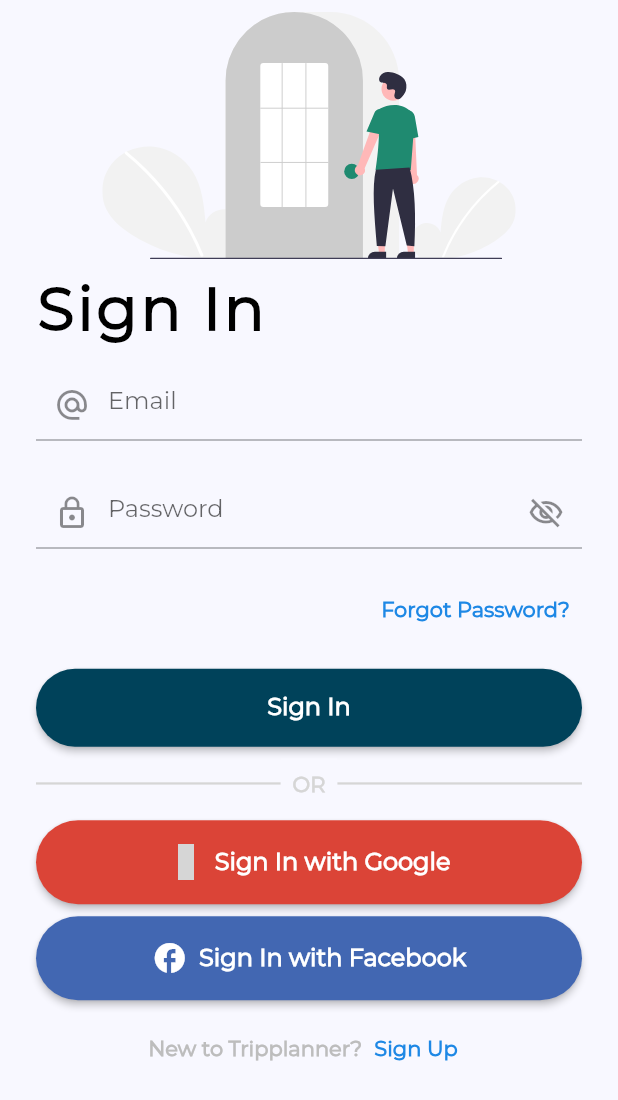
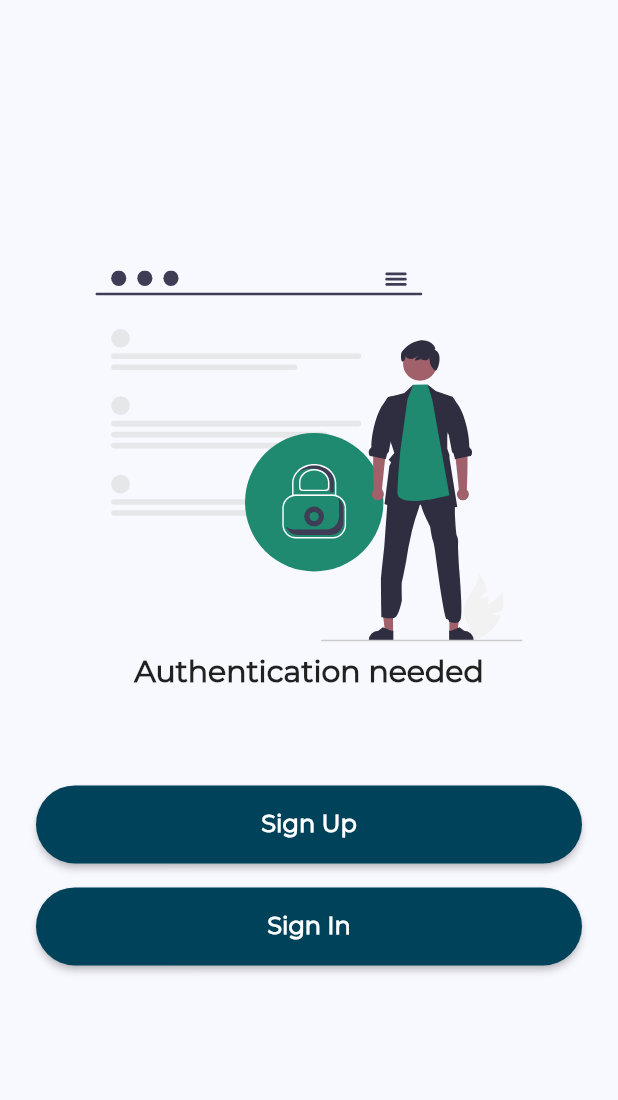
Before and after one commit to HashirRajah/tripplanner, a Flutter app: the screen it shows after launch, on a phone screen of 412 x 824 dp. Shown: the top 1100 px of the screen. Run offline on Flutter 3.47's test engine with Material 2 defaults, Android fonts, the phone set to English and light mode, and no system bars; our stand-ins replace flutter_svg, introduction_screen, lottie, material_design_icons_flutter; grey boxes are pictures that could not be loaded.

Commit message:
Auth Navigation Screen done

```diff
--- a/lib/root.dart
+++ b/lib/root.dart
@@ -1,4 +1,5 @@
 import 'package:flutter/material.dart';
+import 'package:tripplanner/screens/auth_navigation_screen/auth_navigation_screen.dart';
 import 'package:tripplanner/screens/login_screen/login_screen.dart';
 import 'utils/helper_functions.dart';
 import 'shared/constants/theme_constants.dart';
@@ -15,7 +16,7 @@ class MyApp extends StatelessWidget {
       title: title,
       debugShowCheckedModeBanner: false,
       theme: lightTheme,
-      home: const LoginScreen(), //OnboardingScreen(),
+      home: const AuthNavigationScreen(), //OnboardingScreen(),
     );
   }
 }
--- /dev/null
+++ b/lib/screens/auth_navigation_screen/auth_navigation_screen.dart
@@ -0,0 +1,72 @@
+import 'package:flutter/material.dart';
+import 'package:flutter_svg/flutter_svg.dart';
+import 'package:tripplanner/screens/login_screen/login_screen.dart';
+import 'package:tripplanner/screens/sign_up_screen/sign_up_screen.dart';
+import 'package:tripplanner/shared/constants/theme_constants.dart';
+import 'package:tripplanner/shared/widgets/elevated_buttons_wrapper.dart';
+import 'package:tripplanner/utils/helper_functions.dart';
+
+class AuthNavigationScreen extends StatelessWidget {
+  //
+  final String svgFilePath = 'assets/svgs/secure.svg';
+  final String screenTitle = 'Authentication needed';
+  //
+  const AuthNavigationScreen({super.key});
+  //
+  void navigateToScreen(BuildContext context, Widget screen) {
+    Navigator.push(context, MaterialPageRoute(builder: (context) => screen));
+  }
+
+  //
+  @override
+  Widget build(BuildContext context) {
+    //
+    double screenHeight = getScreenHeight(context);
+    //
+    return Scaffold(
+      body: SafeArea(
+        child: Padding(
+          padding: const EdgeInsets.symmetric(
+              horizontal: spacing_24, vertical: spacing_32),
+          child: Center(
+            child: SingleChildScrollView(
+              child: Column(
+                mainAxisAlignment: MainAxisAlignment.center,
+                children: <Widget>[
+                  SvgPicture.asset(
+                    svgFilePath,
+                    height: getXPercentScreenHeight(30, screenHeight),
+                  ),
+                  addVerticalSpace(spacing_8),
+                  Text(
+                    screenTitle,
+                    style: Theme.of(context)
+                        .textTheme
+                        .titleLarge!
+                        .copyWith(fontWeight: FontWeight.bold),
+                  ),
+                  addVerticalSpace(spacing_64),
+                  ElevatedButtonWrapper(
+                    childWidget: ElevatedButton(
+                      onPressed: () =>
+                          navigateToScreen(context, const SignUpScreen()),
+                      child: const Text('Sign Up'),
+                    ),
+                  ),
+                  addVerticalSpace(spacing_16),
+                  ElevatedButtonWrapper(
+                    childWidget: ElevatedButton(
+                      onPressed: () =>
+                          navigateToScreen(context, const LoginScreen()),
+                      child: const Text('Sign In'),
+                    ),
+                  ),
+                ],
+              ),
+            ),
+          ),
+        ),
+      ),
+    );
+  }
+}
--- a/lib/screens/login_screen/login_form.dart
+++ b/lib/screens/login_screen/login_form.dart
@@ -14,7 +14,7 @@ class LoginForm extends StatefulWidget {
 
   void navigateToSignUpScreen(BuildContext context) {
     Navigator.pushReplacement(
-        context, MaterialPageRoute(builder: (builder) => const SignUpScreen()));
+        context, MaterialPageRoute(builder: (context) => const SignUpScreen()));
   }
 
   @override
```
Also changed, not shown: assets/svgs/secure.svg (added).
